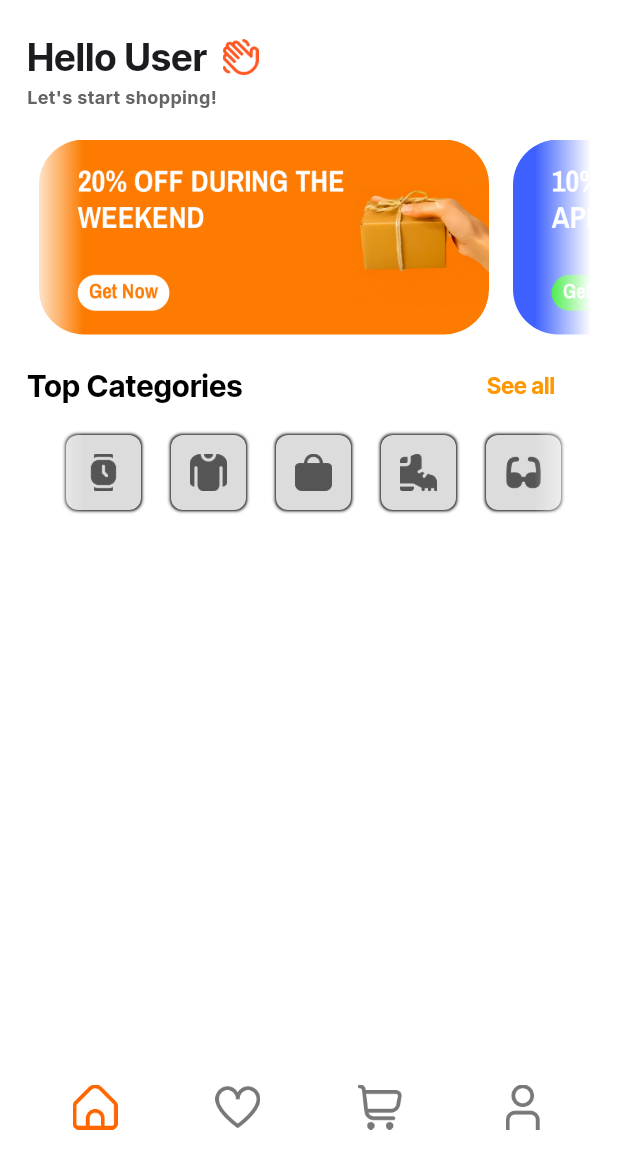
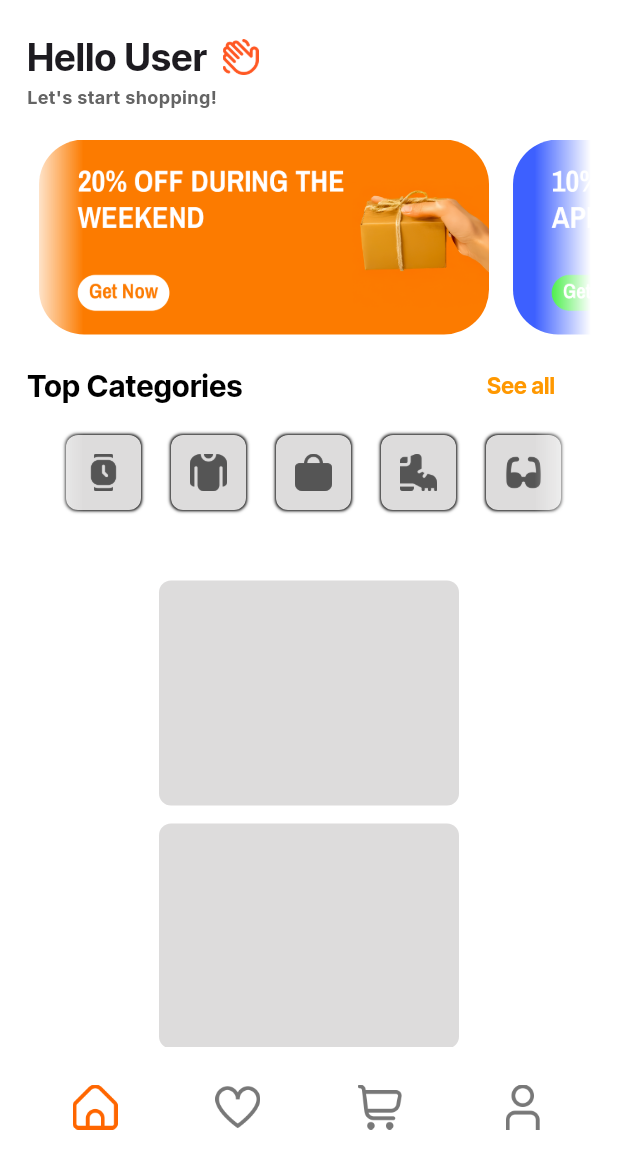
Before and after one commit to TetRex/E-commerce-app-Project, a Flutter app: the screen it shows after launch, on a phone screen of 412 x 824 dp, the part 69-1236 px from its top. Run offline on Flutter 3.47's test engine with Material 3 defaults, Android fonts, the phone set to English and light mode, and no system bars; our stand-ins replace google_fonts.

Commit message:
Add ProductCard component and update main layout for improved UI

```diff
--- /dev/null
+++ b/lib/components/product_card.dart
@@ -0,0 +1,25 @@
+import 'package:flutter/material.dart';
+
+class ProductCard extends StatelessWidget {
+  const ProductCard({super.key});
+
+  @override
+  Widget build(BuildContext context) {
+    return Container(
+      margin: const EdgeInsets.only(),
+      child: Column(
+        mainAxisAlignment: MainAxisAlignment.start,
+        children: [
+          Container(
+            height: 150,
+            width: 200,
+            decoration: BoxDecoration(
+              color: const Color.fromARGB(255, 221, 220, 220),
+              borderRadius: BorderRadius.circular(8),
+            ),
+          ),
+        ],
+      ),
+    );
+  }
+}
--- a/lib/main.dart
+++ b/lib/main.dart
@@ -1,4 +1,5 @@
 import 'package:e_commerce_app/components/categories.dart';
+import 'package:e_commerce_app/components/product_card.dart';
 import 'package:e_commerce_app/components/snackbar.dart';
 import 'package:flutter/material.dart';
 import 'components/drawer.dart';
@@ -20,7 +21,7 @@ class MainApp extends StatelessWidget {
         backgroundColor: Colors.white,
         drawer: AppDrawer(),
         appBar: AppBar(
-          backgroundColor: Colors.white,
+          backgroundColor: const Color.fromARGB(0, 255, 255, 255),
           elevation: 0,
           titleSpacing: 0,
           leadingWidth: 70,
@@ -63,7 +64,11 @@ class MainApp extends StatelessWidget {
           ],
         ),
 
-        body: Padding(
+        body: Container(
+          margin: const EdgeInsets.only(left: 0, right: 0),
+          child: ListView(
+            children: [
+              Padding(
                 padding: const EdgeInsets.all(10),
                 child: Container(
                   margin: EdgeInsets.only(left: 8, right: 8),
@@ -94,7 +99,12 @@ class MainApp extends StatelessWidget {
                                 style: GoogleFonts.inter(
                                   fontSize: 12,
                                   fontWeight: FontWeight.bold,
-                            color: const Color.fromARGB(255, 100, 100, 100),
+                                  color: const Color.fromARGB(
+                                    255,
+                                    100,
+                                    100,
+                                    100,
+                                  ),
                                 ),
                               ),
                             ],
@@ -105,8 +115,20 @@ class MainApp extends StatelessWidget {
                       const Ads(),
                       const SizedBox(height: 10),
                       const Categories_all(),
+                      Container(
+                        padding: const EdgeInsets.symmetric(horizontal: 15),
+                        margin: EdgeInsets.only(top: 4),
+                        child: Wrap(
+                          spacing: 12,
+                          runSpacing: 12,
+                          children: [ProductCard(), ProductCard()],
+                        ),
+                      ),
                     ],
                   ),
+                ),
+              ),
+            ],
           ),
         ),
         bottomNavigationBar: BottomAppBar(
```
Lines whose indentation alone changed are shown as unchanged.
